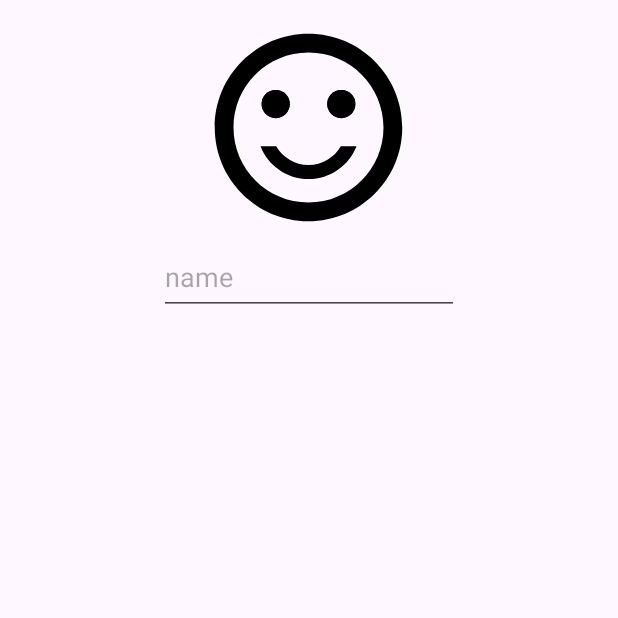
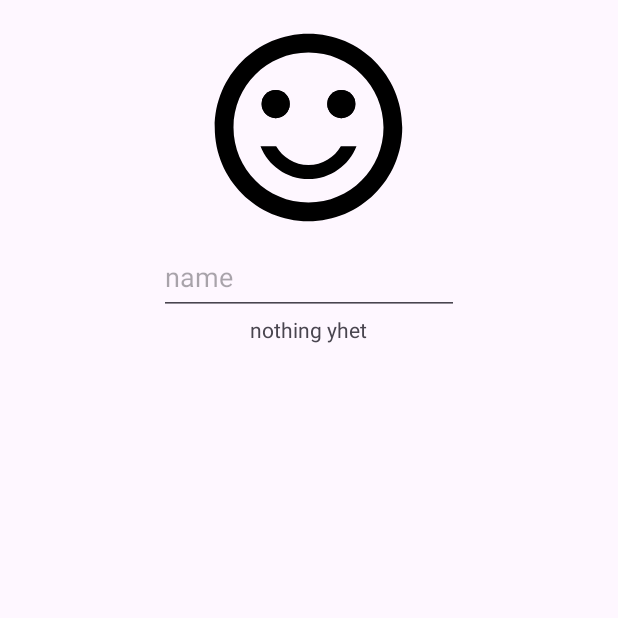
Before and after one commit to samyups1111/Chatrooms, an Android app: the ProfileFragment screen opened through its navigation route, on a phone screen of 412 x 824 dp, the top half of it. Run offline under Robolectric (Android 15) with nearby library versions, the phone set to English and light mode, and no system bars; our stand-ins replace Dagger/Hilt's generated code, Firebase (no records; nobody signed in at launch, a user with empty details on screens opened directly); pictures from the network do not load.

```diff
--- a/app/src/main/java/com/sample/mainapplication/model/MessageRepository.kt
+++ b/app/src/main/java/com/sample/mainapplication/model/MessageRepository.kt
@@ -16,7 +16,7 @@ import javax.inject.Inject
 class MessageRepository @Inject constructor(
     private val user: Flow<User>,
 ) {
-    private val messagesDatabaseRef = Firebase.database.getReference("chatrooms")//Firebase.database.getReference("messages")
+    private val messagesDatabaseRef = Firebase.database.getReference("chatrooms")
     private val firebaseStorageRef = Firebase.storage.reference
 
     fun getMessagesRealtime(pokeName: String): Flow<List<Message>> = callbackFlow {
@@ -47,7 +47,7 @@ class MessageRepository @Inject constructor(
     ) {
         user.collect {
             val profileImgUri = try {
-                firebaseStorageRef.child("images").child(it.userId).child("profile_image").downloadUrl.await()
+                firebaseStorageRef.child("images").child(it.userId!!).child("profile_image").downloadUrl.await()
             } catch (e: Exception) {
                 Log.d("Sammy", "error = $e")
                 null
--- a/app/src/main/java/com/sample/mainapplication/model/User.kt
+++ b/app/src/main/java/com/sample/mainapplication/model/User.kt
@@ -3,7 +3,8 @@ package com.sample.mainapplication.model
 import android.net.Uri
 
 data class User(
-    val userId: String,
-    val userName: String,
-    val profileImgUri: Uri? = null,
+    val userId: String? = null,
+    val email: String? = null,
+    val userName: String? = null,
+    val photoUrl: String? = null,
 )
--- a/app/src/main/java/com/sample/mainapplication/ui/login/LoginFragment.kt
+++ b/app/src/main/java/com/sample/mainapplication/ui/login/LoginFragment.kt
@@ -54,7 +54,7 @@ class LoginFragment : Fragment() {
                     Toast.makeText(this.context, loginResult.text, Toast.LENGTH_LONG).show()
                 }
                 LoginResult.SUCCESS -> {
-                    val action = LoginFragmentDirections.actionLoginFragmentToFirstFragment()
+                    val action = LoginFragmentDirections.actionLoginFragmentToChatroomFragment()
                     view?.findNavController()?.navigate(action)
                 }
             }
--- a/app/src/main/java/com/sample/mainapplication/ui/login/SignupFragment.kt
+++ b/app/src/main/java/com/sample/mainapplication/ui/login/SignupFragment.kt
@@ -41,7 +41,7 @@ class SignupFragment : Fragment() {
         vm.state.observe(viewLifecycleOwner) { result ->
             when (result) {
                 is LoginResult.SUCCESS -> {
-                    val action = SignupFragmentDirections.actionSignupFragmentToFirstFragment()
+                    val action = SignupFragmentDirections.actionSignupFragmentToChatroomFragment()
                     view.findNavController().navigate(action)
                 }
                 is LoginResult.ERROR -> {
--- a/app/src/main/java/com/sample/mainapplication/ui/login/SignupViewModel.kt
+++ b/app/src/main/java/com/sample/mainapplication/ui/login/SignupViewModel.kt
@@ -24,7 +24,7 @@ class SignupViewModel @Inject constructor(
         if (name.isNullOrBlank()) return
 
         viewModelScope.launch {
-            val result = authRepository.updateUser(name)
+            val result = authRepository.updateUserName(name)
             _state.value = result
         }
     }
--- a/app/src/main/java/com/sample/mainapplication/ui/profile/ProfileFragment.kt
+++ b/app/src/main/java/com/sample/mainapplication/ui/profile/ProfileFragment.kt
@@ -11,6 +11,7 @@ import android.view.ViewGroup
 import android.widget.Button
 import android.widget.EditText
 import android.widget.ImageView
+import android.widget.TextView
 import androidx.fragment.app.viewModels
 import androidx.lifecycle.Lifecycle
 import androidx.lifecycle.lifecycleScope
@@ -29,6 +30,7 @@ class ProfileFragment : Fragment() {
     private lateinit var nameEditText : EditText
     private lateinit var saveButton : Button
     private lateinit var userProfileImageView: ImageView
+    private lateinit var testTextView: TextView
     private val vm: ProfileViewModel by viewModels()
 
     override fun onCreateView(
@@ -43,6 +45,7 @@ class ProfileFragment : Fragment() {
         userProfileImageView = view.findViewById(R.id.user_icon_imageview)
         signoutButton = view.findViewById(R.id.sign_out_button)
         nameEditText = view.findViewById(R.id.name_edit_text)
+        testTextView = view.findViewById(R.id.test_textview)
         saveButton = view.findViewById(R.id.save_button)
         signoutButton.setOnClickListener {
             vm.signOut()
@@ -64,10 +67,13 @@ class ProfileFragment : Fragment() {
 
 
         viewLifecycleOwner.lifecycleScope.launch {
+            Log.d("sammy", "onLaunch")
             repeatOnLifecycle(Lifecycle.State.STARTED) {
                 vm.userFlow.collect{ user ->
+                    Log.d("sammy", "onCollect. userName = ${user.userName}")
                     nameEditText.setText(user.userName)
-                    user.profileImgUri?.let { profileImgUri ->
+                    testTextView.setText(user.userName)
+                    user.photoUrl?.let { profileImgUri ->
                         Glide
                             .with(requireContext())
                             .load(profileImgUri)
--- a/app/src/main/java/com/sample/mainapplication/ui/profile/ProfileViewModel.kt
+++ b/app/src/main/java/com/sample/mainapplication/ui/profile/ProfileViewModel.kt
@@ -17,7 +17,7 @@ class ProfileViewModel @Inject constructor(
 
     fun signOut() = authRepository.signOut()
 
-    fun updateUser(name: String) = viewModelScope.launch { authRepository.updateUser(name) }
+    fun updateUser(name: String) = viewModelScope.launch { authRepository.updateUserName(name) }
 
-    fun savelocalProfileImgUriToFirebase(file: Uri) = authRepository.saveLocalProfileImgUriToFirebase(file)
+    fun savelocalProfileImgUriToFirebase(file: Uri) = authRepository.updateUserPhotoUriOnFirebase(file)
 }
--- a/app/src/main/res/layout/fragment_profile.xml
+++ b/app/src/main/res/layout/fragment_profile.xml
@@ -25,6 +25,12 @@
         android:inputType="textPersonName"
         android:importantForAutofill="no" />
 
+    <TextView
+        android:id="@+id/test_textview"
+        android:text="nothing yhet"
+        android:layout_width="wrap_content"
+        android:layout_height="wrap_content" />
+
     <Space
         android:layout_width="wrap_content"
         android:layout_height="0dp"
--- a/app/src/main/res/navigation/nav_graph.xml
+++ b/app/src/main/res/navigation/nav_graph.xml
@@ -13,9 +13,6 @@
         <action
             android:id="@+id/action_splashScreenFragment_to_registerFragment"
             app:destination="@id/registerFragment" />
-        <action
-            android:id="@+id/action_splashScreenFragment_to_firstFragment"
-            app:destination="@id/firstFragment" />
         <action
             android:id="@+id/action_splashScreenFragment_to_chatroomFragment"
             app:destination="@id/chatroomFragment" />
@@ -59,8 +56,8 @@
         android:name="com.sample.mainapplication.ui.login.LoginFragment"
         android:label="LoginFragment" >
         <action
-            android:id="@+id/action_loginFragment_to_firstFragment"
-            app:destination="@id/firstFragment" />
+            android:id="@+id/action_loginFragment_to_chatroomFragment"
+            app:destination="@id/chatroomFragment" />
     </fragment>
     <fragment
         android:id="@+id/messageFragment"
@@ -77,8 +74,8 @@
         android:label="fragment_signup"
         tools:layout="@layout/fragment_signup" >
         <action
-            android:id="@+id/action_signupFragment_to_firstFragment"
-            app:destination="@id/firstFragment" />
+            android:id="@+id/action_signupFragment_to_chatroomFragment"
+            app:destination="@id/chatroomFragment" />
     </fragment>
     <fragment
         android:id="@+id/profileFragment"
```
Also changed, not shown: app/src/main/java/com/sample/mainapplication/model/AuthRepository.kt (+51 -43 lines), app/src/main/java/com/sample/mainapplication/ui/login/LoginViewModel.kt (+8 -7 lines).
